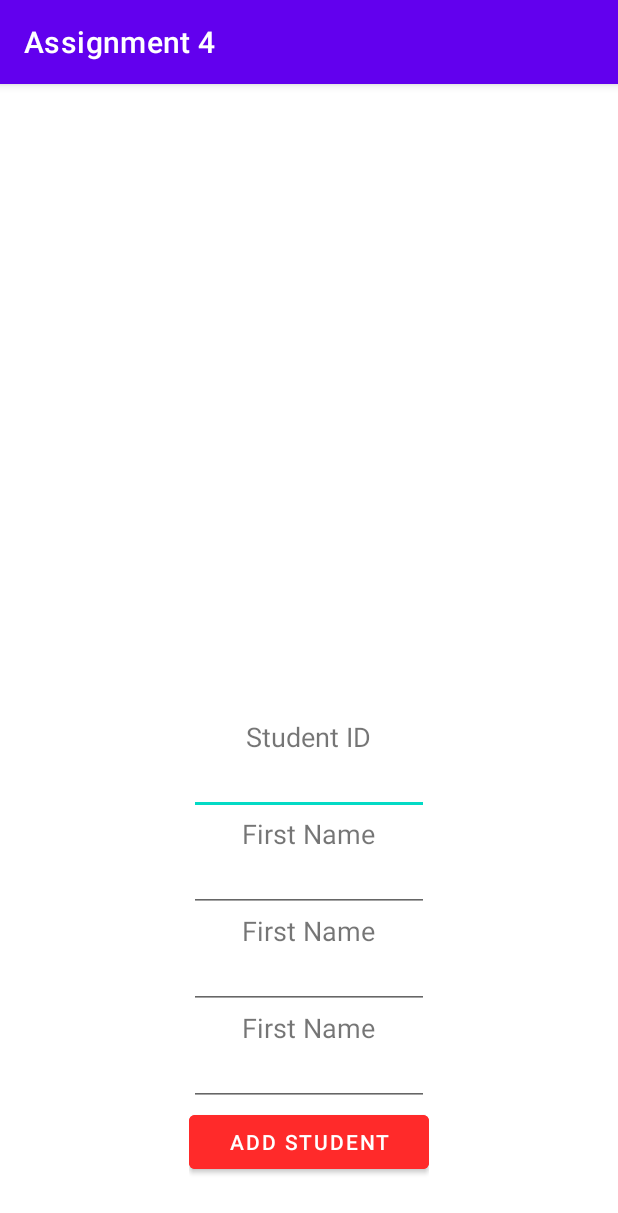
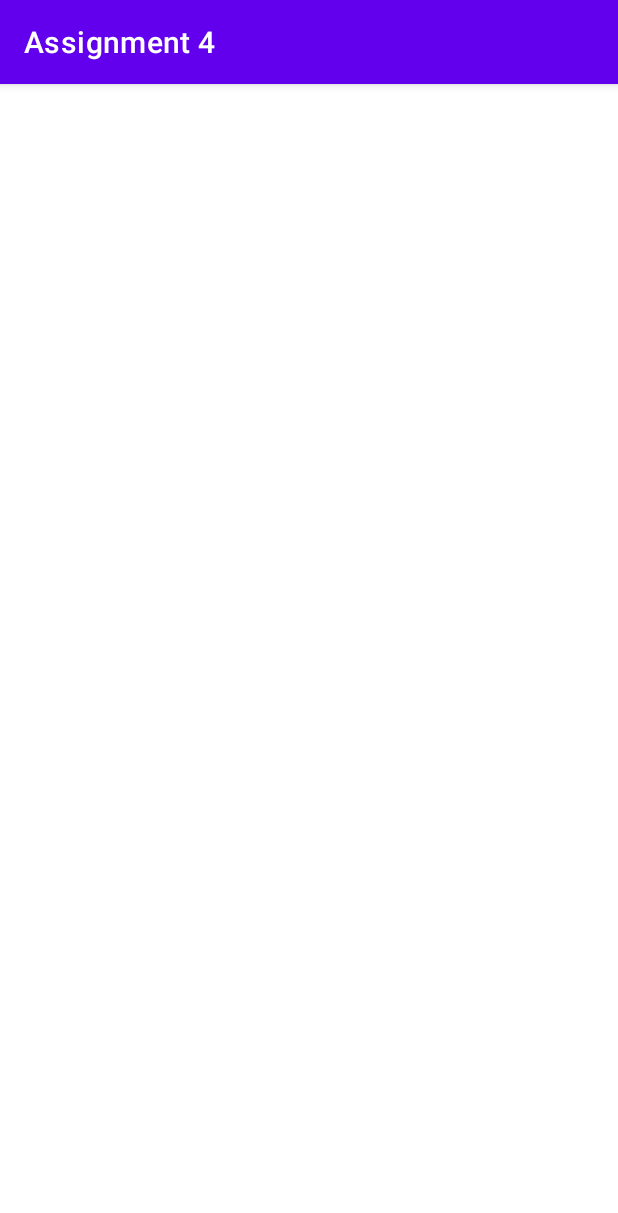
Before and after one commit to EisenritterX/comp304_2021_assignment4, an Android app: the ViewClassroomInfoActivity screen opened directly, with no data from a screen before it, on a phone screen of 412 x 824 dp. Shown: the top 1213 px of the screen. Run offline under Robolectric (Android 15) with nearby library versions, the phone set to English and light mode, and no system bars; 1 statement that could not run was skipped.

Commit message:
Added Classroom List

```diff
--- /dev/null
+++ b/app/src/main/java/com/example/assignment4/Fragments/ClassroomList.java
@@ -0,0 +1,6 @@
+package com.example.assignment4.Fragments;
+
+import android.app.Fragment;
+
+public class ClassroomList extends Fragment {
+}
--- a/app/src/main/res/layout/activity_classroom_info.xml
+++ b/app/src/main/res/layout/activity_classroom_info.xml
@@ -21,7 +21,7 @@
 
         <androidx.fragment.app.FragmentContainerView
             android:id="@+id/classroomListFragment"
-            android:name="com.example.assignment4.Fragments.AddStudent"
+            android:name="com.example.assignment4.Fragments.ClassroomList"
             android:layout_width="match_parent"
             android:layout_height="match_parent"
             android:layout_weight="0.5"
```
